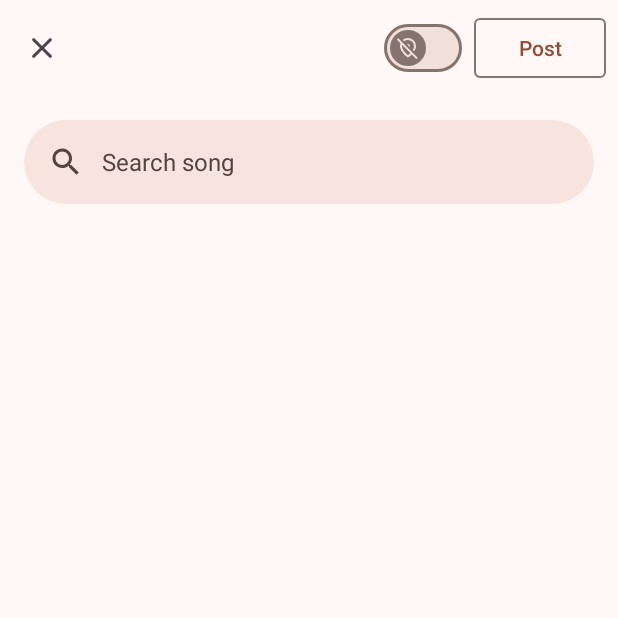
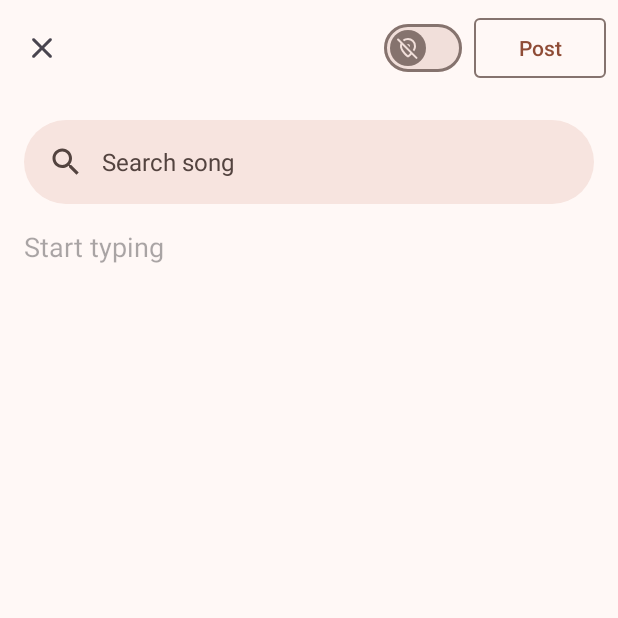
Before and after one commit to ikergcalvino/SoundShare, an Android app: the PostActivity screen opened directly, with no data from a screen before it, on a phone screen of 412 x 824 dp, the top half of it. Run offline under Robolectric (Android 15) with nearby library versions, the phone set to English and light mode, and no system bars.

Commit message:
Añadido texto a los posts

```diff
--- a/app/src/main/res/layout/activity_post.xml
+++ b/app/src/main/res/layout/activity_post.xml
@@ -1,4 +1,3 @@
-<?xml version="1.0" encoding="utf-8"?>
 <androidx.constraintlayout.widget.ConstraintLayout xmlns:android="http://schemas.android.com/apk/res/android"
     xmlns:app="http://schemas.android.com/apk/res-auto"
     android:layout_width="match_parent"
@@ -50,6 +49,16 @@
                     android:layout_height="wrap_content"
                     android:hint="@string/search_song" />
 
+                <EditText
+                    android:layout_width="match_parent"
+                    android:layout_height="wrap_content"
+                    android:background="@android:color/transparent"
+                    android:hint="@string/text_post"
+                    android:layout_marginStart="16dp"
+                    android:layout_marginEnd="16dp"
+                    android:autofillHints=""
+                    android:inputType="text" />
+
             </com.google.android.material.appbar.AppBarLayout>
 
             <com.google.android.material.search.SearchView
--- a/app/src/main/res/values/strings.xml
+++ b/app/src/main/res/values/strings.xml
@@ -31,6 +31,7 @@
     <string name="repeat_password">Repeat password</string>
     <string name="search">Search</string>
     <string name="search_song">Search song</string>
+    <string name="text_post">Start typing</string>
     <string name="search_users_posts">Search users / posts</string>
     <string name="sign_up">Sign up</string>
     <string name="sign_up_with_google">Sign up with Google</string>
```
